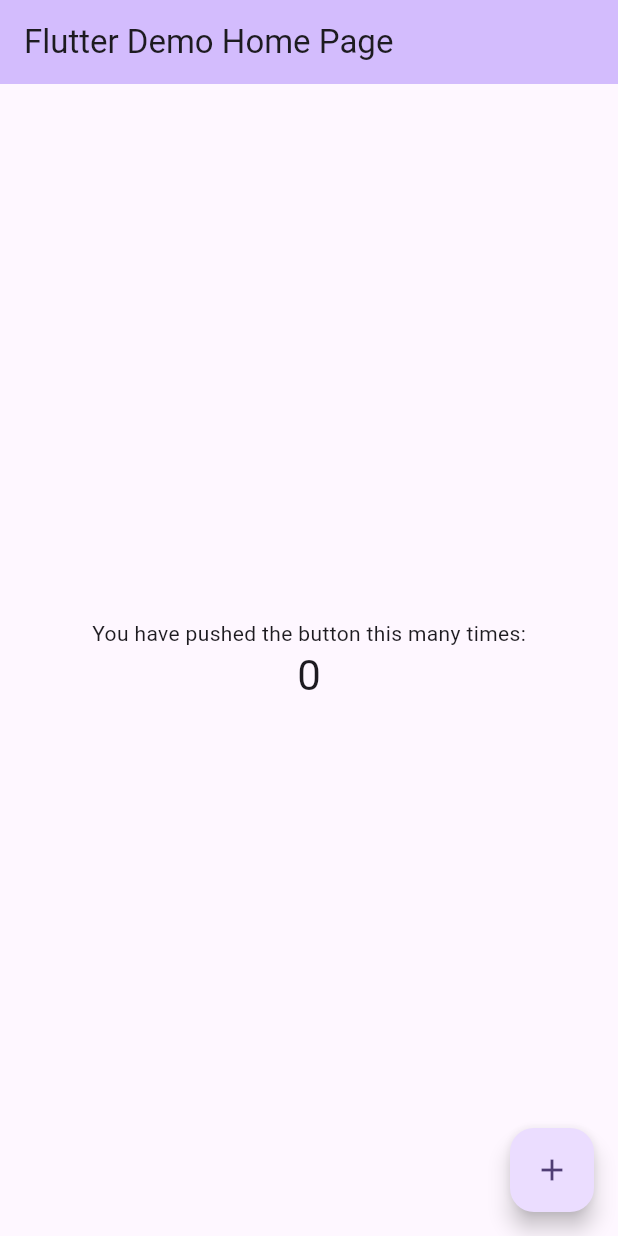
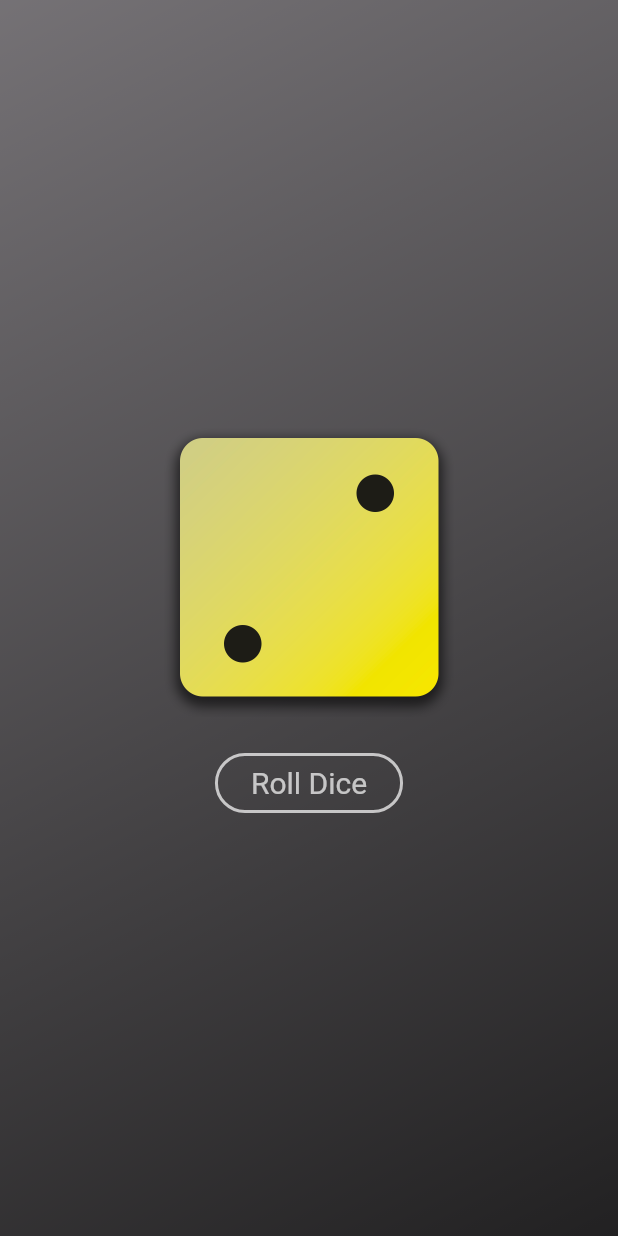
Before and after one commit to ViniciusDSN/flutter-course, a Flutter app: the screen it shows after launch, on a phone screen of 412 x 824 dp. Run offline on Flutter 3.47's test engine with Material 3 defaults, Android fonts, the phone set to English and light mode, and no system bars.

Commit message:
full dice_app
my first app in Flutter, created to learn the basics of Dart

```diff
--- /dev/null
+++ b/first_app/lib/dice_roller.dart
@@ -0,0 +1,46 @@
+import 'dart:math';
+import 'package:flutter/material.dart';
+
+final randomizer = Random();
+
+class DiceRoller extends StatefulWidget {
+  const DiceRoller({super.key});
+
+  @override
+  State<DiceRoller> createState() {
+    return _DiceRollerState();
+  }
+}
+
+class _DiceRollerState extends State<DiceRoller> {
+  var currentDiceRoll = 2;
+
+  void rollDice() {
+    setState(() {
+      currentDiceRoll = randomizer.nextInt(6) + 1;
+    });
+  }
+
+  @override
+  Widget build(context) {
+    return Column(
+      mainAxisAlignment: MainAxisAlignment.center,
+      children: [
+        Image.asset(
+          'assets/images/dice-$currentDiceRoll.png',
+          width: 200,
+        ),
+        const SizedBox(height: 20),
+        OutlinedButton(
+          onPressed: rollDice,
+          style: OutlinedButton.styleFrom(
+            foregroundColor: Colors.white70,
+            textStyle: const TextStyle(fontSize: 20),
+            side: const BorderSide(color: Colors.white70, width: 2),
+          ),
+          child: const Text('Roll Dice'),
+        ),
+      ],
+    );
+  }
+}
--- /dev/null
+++ b/first_app/lib/gradient_container.dart
@@ -0,0 +1,27 @@
+import 'package:first_app/dice_roller.dart';
+import 'package:flutter/material.dart';
+
+const startAlignment = Alignment.topLeft;
+const endAlignment = Alignment.bottomRight;
+
+class GradientContainer extends StatelessWidget {
+  const GradientContainer({super.key, required this.colors});
+
+  final List<Color> colors;
+
+  @override
+  Widget build(context) {
+    return Container(
+      decoration: BoxDecoration(
+        gradient: LinearGradient(
+          colors: colors,
+          begin: startAlignment,
+          end: endAlignment,
+        ),
+      ),
+      child: Center(
+        child: DiceRoller(),
+      ),
+    );
+  }
+}
--- a/first_app/lib/main.dart
+++ b/first_app/lib/main.dart
@@ -1,122 +1,17 @@
 import 'package:flutter/material.dart';
+import 'gradient_container.dart';
 
 void main() {
-  runApp(const MyApp());
-}
-
-class MyApp extends StatelessWidget {
-  const MyApp({super.key});
-
-  // This widget is the root of your application.
-  @override
-  Widget build(BuildContext context) {
-    return MaterialApp(
-      title: 'Flutter Demo',
-      theme: ThemeData(
-        // This is the theme of your application.
-        //
-        // TRY THIS: Try running your application with "flutter run". You'll see
-        // the application has a purple toolbar. Then, without quitting the app,
-        // try changing the seedColor in the colorScheme below to Colors.green
-        // and then invoke "hot reload" (save your changes or press the "hot
-        // reload" button in a Flutter-supported IDE, or press "r" if you used
-        // the command line to start the app).
-        //
-        // Notice that the counter didn't reset back to zero; the application
-        // state is not lost during the reload. To reset the state, use hot
-        // restart instead.
-        //
-        // This works for code too, not just values: Most code changes can be
-        // tested with just a hot reload.
-        colorScheme: ColorScheme.fromSeed(seedColor: Colors.deepPurple),
-      ),
-      home: const MyHomePage(title: 'Flutter Demo Home Page'),
-    );
-  }
-}
-
-class MyHomePage extends StatefulWidget {
-  const MyHomePage({super.key, required this.title});
-
-  // This widget is the home page of your application. It is stateful, meaning
-  // that it has a State object (defined below) that contains fields that affect
-  // how it looks.
-
-  // This class is the configuration for the state. It holds the values (in this
-  // case the title) provided by the parent (in this case the App widget) and
-  // used by the build method of the State. Fields in a Widget subclass are
-  // always marked "final".
-
-  final String title;
-
-  @override
-  State<MyHomePage> createState() => _MyHomePageState();
-}
-
-class _MyHomePageState extends State<MyHomePage> {
-  int _counter = 0;
-
-  void _incrementCounter() {
-    setState(() {
-      // This call to setState tells the Flutter framework that something has
-      // changed in this State, which causes it to rerun the build method below
-      // so that the display can reflect the updated values. If we changed
-      // _counter without calling setState(), then the build method would not be
-      // called again, and so nothing would appear to happen.
-      _counter++;
-    });
-  }
-
-  @override
-  Widget build(BuildContext context) {
-    // This method is rerun every time setState is called, for instance as done
-    // by the _incrementCounter method above.
-    //
-    // The Flutter framework has been optimized to make rerunning build methods
-    // fast, so that you can just rebuild anything that needs updating rather
-    // than having to individually change instances of widgets.
-    return Scaffold(
-      appBar: AppBar(
-        // TRY THIS: Try changing the color here to a specific color (to
-        // Colors.amber, perhaps?) and trigger a hot reload to see the AppBar
-        // change color while the other colors stay the same.
-        backgroundColor: Theme.of(context).colorScheme.inversePrimary,
-        // Here we take the value from the MyHomePage object that was created by
-        // the App.build method, and use it to set our appbar title.
-        title: Text(widget.title),
-      ),
-      body: Center(
-        // Center is a layout widget. It takes a single child and positions it
-        // in the middle of the parent.
-        child: Column(
-          // Column is also a layout widget. It takes a list of children and
-          // arranges them vertically. By default, it sizes itself to fit its
-          // children horizontally, and tries to be as tall as its parent.
-          //
-          // Column has various properties to control how it sizes itself and
-          // how it positions its children. Here we use mainAxisAlignment to
-          // center the children vertically; the main axis here is the vertical
-          // axis because Columns are vertical (the cross axis would be
-          // horizontal).
-          //
-          // TRY THIS: Invoke "debug painting" (choose the "Toggle Debug Paint"
-          // action in the IDE, or press "p" in the console), to see the
-          // wireframe for each widget.
-          mainAxisAlignment: MainAxisAlignment.center,
-          children: <Widget>[
-            const Text('You have pushed the button this many times:'),
-            Text(
-              '$_counter',
-              style: Theme.of(context).textTheme.headlineMedium,
-            ),
+  runApp(
+    MaterialApp(
+      home: Scaffold(
+        body: GradientContainer(
+          colors: [
+            Colors.black54,
+            Colors.black87,
           ],
         ),
       ),
-      floatingActionButton: FloatingActionButton(
-        onPressed: _incrementCounter,
-        tooltip: 'Increment',
-        child: const Icon(Icons.add),
-      ), // This trailing comma makes auto-formatting nicer for build methods.
-    );
-  }
+    ),
+  );
 }
--- /dev/null
+++ b/first_app/lib/styled_text.dart
@@ -0,0 +1,19 @@
+import 'package:flutter/material.dart';
+
+class StyledText extends StatelessWidget {
+  const StyledText(this.text, {super.key});
+
+  final String text;
+
+  @override
+  Widget build(context) {
+    return Text(
+      text,
+      style: const TextStyle(
+        fontSize: 28,
+        color: Colors.white70,
+        fontWeight: FontWeight.bold,
+      ),
+    );
+  }
+}
```
Also changed, not shown: first_app/pubspec.yaml (+7 -3 lines), first_app/assets/images/dice-1.png (added), first_app/assets/images/dice-2.png (added), first_app/assets/images/dice-3.png (added), first_app/assets/images/dice-4.png (added), first_app/assets/images/dice-5.png (added), first_app/assets/images/dice-6.png (added).
